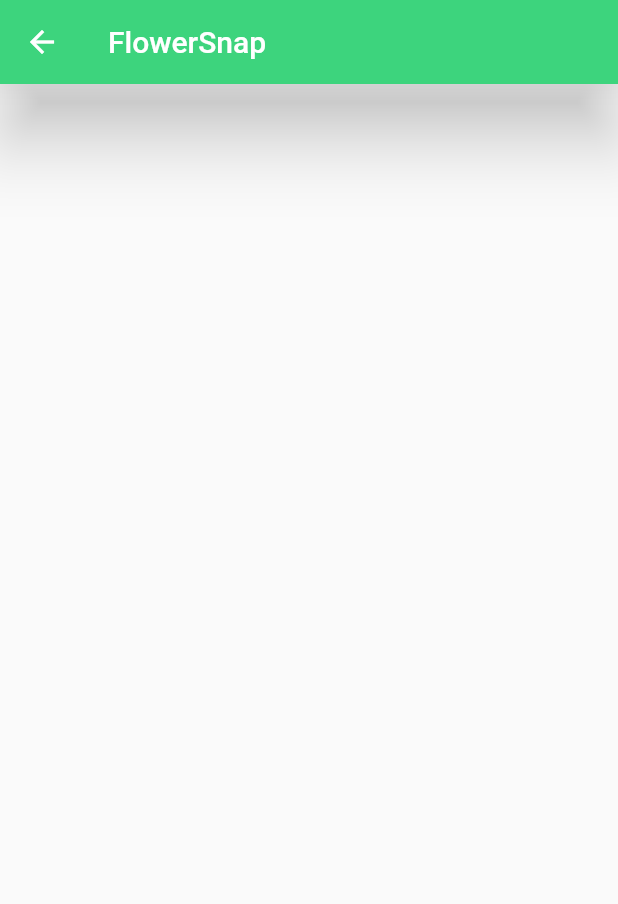
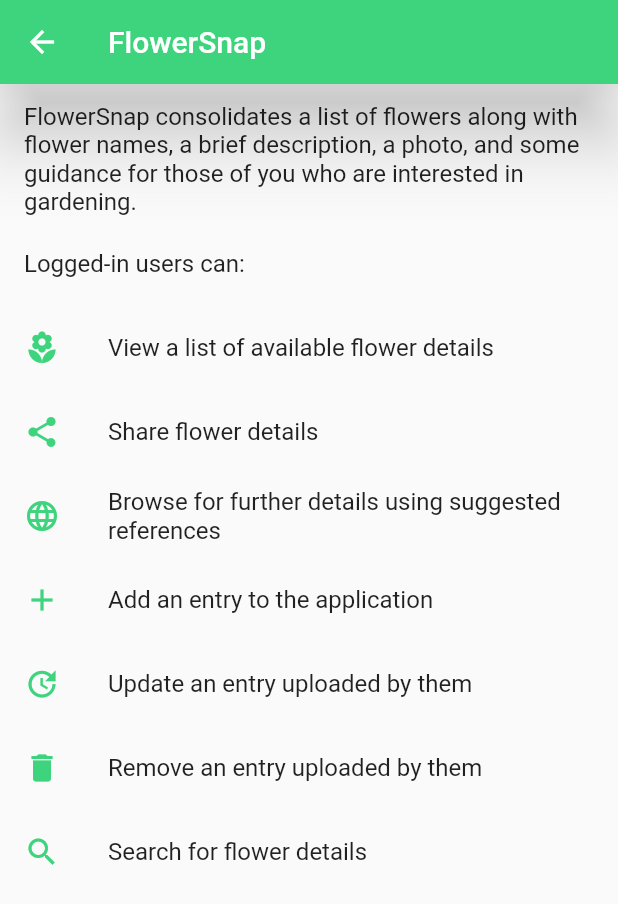
Before and after one commit to shangavie/Learn_a_Flower, a Flutter app: the About screen opened directly, on a phone screen of 412 x 824 dp. Shown: the top 904 px of the screen. Run offline on Flutter 3.47's test engine with Material 2 defaults, Android fonts, the phone set to English and light mode, and no system bars; our stand-ins replace cloud_firestore, email_validator, firebase_auth, firebase_storage, image_picker, share and 1 more; accounts and stored records are empty; network calls fail.

Commit message:
Commiting About screen

```diff
--- a/lib/about.dart
+++ b/lib/about.dart
@@ -8,9 +8,10 @@ class About extends StatefulWidget {
 }
 
 class AboutState extends State<About> {
-
+  double screenHeight;
   @override
   Widget build(BuildContext context) {
+    screenHeight = MediaQuery.of(context).size.height;
     return new Scaffold(
       appBar: AppBar(
         title: Text("FlowerSnap"),
@@ -19,7 +20,45 @@ class AboutState extends State<About> {
         actionsIconTheme:
             IconThemeData(size: 30.0, color: Colors.white, opacity: 100.0),
       ),
-        //body:
+      body: ListView(
+        children: <Widget>[
+          SizedBox(height: 8.0),
+          ListTile(
+            title: Text('FlowerSnap consolidates a list of flowers along with flower names, a brief description, a photo, and some guidance for those of you who are interested in gardening.'),
+          ),
+          ListTile(
+            title: Text('Logged-in users can:'),
+          ),
+          ListTile(
+            leading: Icon(Icons.local_florist,color: Color.fromRGBO(61, 212, 125, 100),),
+            title: Text('View a list of available flower details'),
+          ),
+          ListTile(
+            leading: Icon(Icons.share,color: Color.fromRGBO(61, 212, 125, 100),),
+            title: Text('Share flower details'),
+          ),
+          ListTile(
+            leading: Icon(Icons.language,color: Color.fromRGBO(61, 212, 125, 100),),
+            title: Text('Browse for further details using suggested references'),
+          ),
+          ListTile(
+            leading: Icon(Icons.add,color: Color.fromRGBO(61, 212, 125, 100),),
+            title: Text('Add an entry to the application'),
+          ),
+          ListTile(
+            leading: Icon(Icons.update,color: Color.fromRGBO(61, 212, 125, 100),),
+            title: Text('Update an entry uploaded by them'),
+          ),
+          ListTile(
+            leading: Icon(Icons.delete,color: Color.fromRGBO(61, 212, 125, 100),),
+            title: Text('Remove an entry uploaded by them'),
+          ),
+          ListTile(
+            leading: Icon(Icons.search,color: Color.fromRGBO(61, 212, 125, 100),),
+            title: Text('Search for flower details'),
+          ),
+        ],
+      ),
     );
   }
 }
```
Lines whose indentation alone changed are shown as unchanged.
